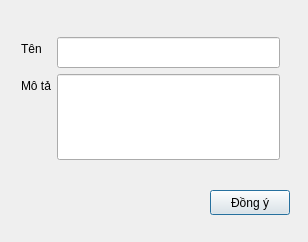
First picture: the form in ManageEmployee/DialogFormDepartment.ui, repository PeZoi/Manage_Employee_App, before the edit.
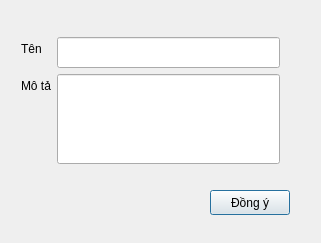
Second picture: the form after the edit.

Commit message: department MVC

```diff
--- a/ManageEmployee/DialogFormDepartment.ui
+++ b/ManageEmployee/DialogFormDepartment.ui
@@ -6,8 +6,8 @@
    <rect>
     <x>0</x>
     <y>0</y>
-    <width>308</width>
-    <height>242</height>
+    <width>321</width>
+    <height>243</height>
    </rect>
   </property>
   <property name="windowTitle">
@@ -19,7 +19,7 @@
      <x>10</x>
      <y>20</y>
      <width>281</width>
-     <height>151</height>
+     <height>155</height>
     </rect>
    </property>
    <layout class="QFormLayout" name="formLayout">
```
The commit also changes 104 other files.
